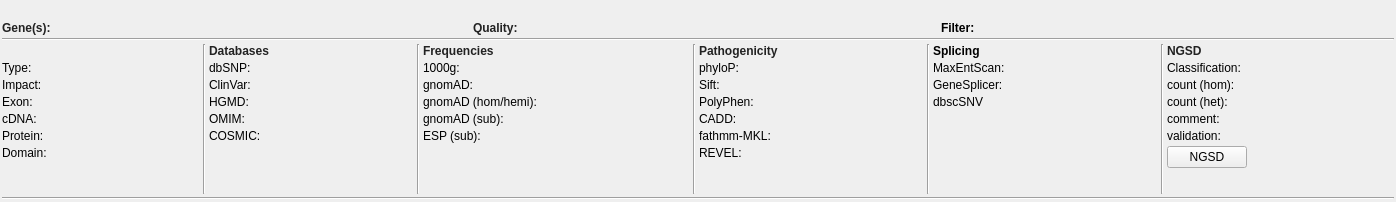
The window that src/GSvar/VariantDetailsDockWidget.ui (imgag/ngs-bits) describes before a commit, drawn with Qt 5.
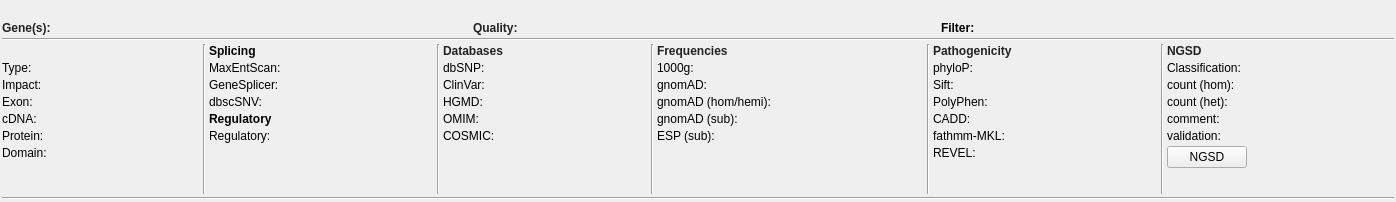
The same window after the commit. Icons and pictures are not drawn.

Commit message: GSvar: added regulatory consequence to variant details widget.

The edit to the form file:
```diff
--- a/src/GSvar/VariantDetailsDockWidget.ui
+++ b/src/GSvar/VariantDetailsDockWidget.ui
@@ -469,6 +469,117 @@
         </property>
        </widget>
       </item>
+      <item>
+       <layout class="QFormLayout" name="formLayout">
+        <property name="labelAlignment">
+         <set>Qt::AlignLeading|Qt::AlignLeft|Qt::AlignTop</set>
+        </property>
+        <property name="horizontalSpacing">
+         <number>3</number>
+        </property>
+        <property name="verticalSpacing">
+         <number>3</number>
+        </property>
+        <item row="1" column="0">
+         <widget class="QLabel" name="label_maxentscan">
+          <property name="text">
+           <string>MaxEntScan:</string>
+          </property>
+         </widget>
+        </item>
+        <item row="2" column="0">
+         <widget class="QLabel" name="label_genesplicer">
+          <property name="text">
+           <string>GeneSplicer:</string>
+          </property>
+         </widget>
+        </item>
+        <item row="3" column="0">
+         <widget class="QLabel" name="label_dbscsnv">
+          <property name="text">
+           <string>dbscSNV:</string>
+          </property>
+         </widget>
+        </item>
+        <item row="1" column="1">
+         <widget class="QLabel" name="maxentscan">
+          <property name="minimumSize">
+           <size>
+            <width>150</width>
+            <height>0</height>
+           </size>
+          </property>
+          <property name="text">
+           <string/>
+          </property>
+         </widget>
+        </item>
+        <item row="2" column="1">
+         <widget class="QLabel" name="genesplicer">
+          <property name="text">
+           <string/>
+          </property>
+         </widget>
+        </item>
+        <item row="0" column="0" colspan="2">
+         <widget class="QLabel" name="label_2">
+          <property name="font">
+           <font>
+            <weight>75</weight>
+            <bold>true</bold>
+           </font>
+          </property>
+          <property name="text">
+           <string>Splicing</string>
+          </property>
+         </widget>
+        </item>
+        <item row="3" column="1">
+         <widget class="QLabel" name="dbscsnv">
+          <property name="text">
+           <string/>
+          </property>
+         </widget>
+        </item>
+        <item row="4" column="0" colspan="2">
+         <widget class="QLabel" name="label_3">
+          <property name="font">
+           <font>
+            <weight>75</weight>
+            <bold>true</bold>
+           </font>
+          </property>
+          <property name="text">
+           <string>Regulatory</string>
+          </property>
+         </widget>
+        </item>
+        <item row="5" column="0">
+         <widget class="QLabel" name="label_regulatory">
+          <property name="text">
+           <string>Regulatory:</string>
+          </property>
+         </widget>
+        </item>
+        <item row="5" column="1">
+         <widget class="QLabel" name="regulatory">
+          <property name="text">
+           <string/>
+          </property>
+          <property name="wordWrap">
+           <bool>false</bool>
+          </property>
+         </widget>
+        </item>
+       </layout>
+      </item>
+      <item>
+       <widget class="Line" name="line_7">
+        <property name="orientation">
+         <enum>Qt::Vertical</enum>
+        </property>
+       </widget>
+      </item>
       <item>
        <layout class="QFormLayout" name="formLayout_2">
         <property name="horizontalSpacing">
@@ -894,87 +1005,6 @@
         </property>
        </widget>
       </item>
-      <item>
-       <layout class="QFormLayout" name="formLayout">
-        <property name="labelAlignment">
-         <set>Qt::AlignLeading|Qt::AlignLeft|Qt::AlignTop</set>
-        </property>
-        <property name="horizontalSpacing">
-         <number>3</number>
-        </property>
-        <property name="verticalSpacing">
-         <number>3</number>
-        </property>
-        <item row="1" column="0">
-         <widget class="QLabel" name="label_maxentscan">
-          <property name="text">
-           <string>MaxEntScan:</string>
-          </property>
-         </widget>
-        </item>
-        <item row="2" column="0">
-         <widget class="QLabel" name="label_genesplicer">
-          <property name="text">
-           <string>GeneSplicer:</string>
-          </property>
-         </widget>
-        </item>
-        <item row="3" column="0">
-         <widget class="QLabel" name="label_dbscsnv">
-          <property name="text">
-           <string>dbscSNV</string>
-          </property>
-         </widget>
-        </item>
-        <item row="1" column="1">
-         <widget class="QLabel" name="maxentscan">
-          <property name="minimumSize">
-           <size>
-            <width>150</width>
-            <height>0</height>
-           </size>
-          </property>
-          <property name="text">
-           <string/>
-          </property>
-         </widget>
-        </item>
-        <item row="2" column="1">
-         <widget class="QLabel" name="genesplicer">
-          <property name="text">
-           <string/>
-          </property>
-         </widget>
-        </item>
-        <item row="0" column="0" colspan="2">
-         <widget class="QLabel" name="label_2">
-          <property name="font">
-           <font>
-            <weight>75</weight>
-            <bold>true</bold>
-           </font>
-          </property>
-          <property name="text">
-           <string>Splicing</string>
-          </property>
-         </widget>
-        </item>
-        <item row="3" column="1">
-         <widget class="QLabel" name="dbscsnv">
-          <property name="text">
-           <string/>
-          </property>
-         </widget>
-        </item>
-       </layout>
-      </item>
-      <item>
-       <widget class="Line" name="line_7">
-        <property name="orientation">
-         <enum>Qt::Vertical</enum>
-        </property>
-       </widget>
-      </item>
       <item>
        <layout class="QFormLayout" name="formLayout_5">
         <property name="labelAlignment">
```
The commit also changes 1 other file.
